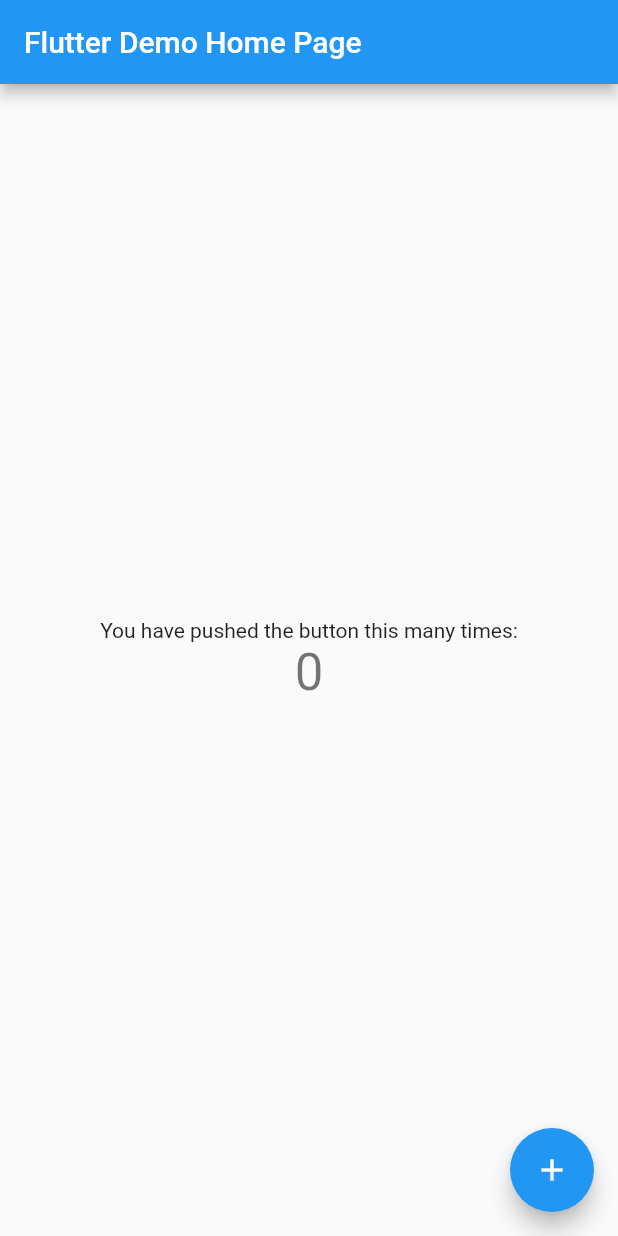
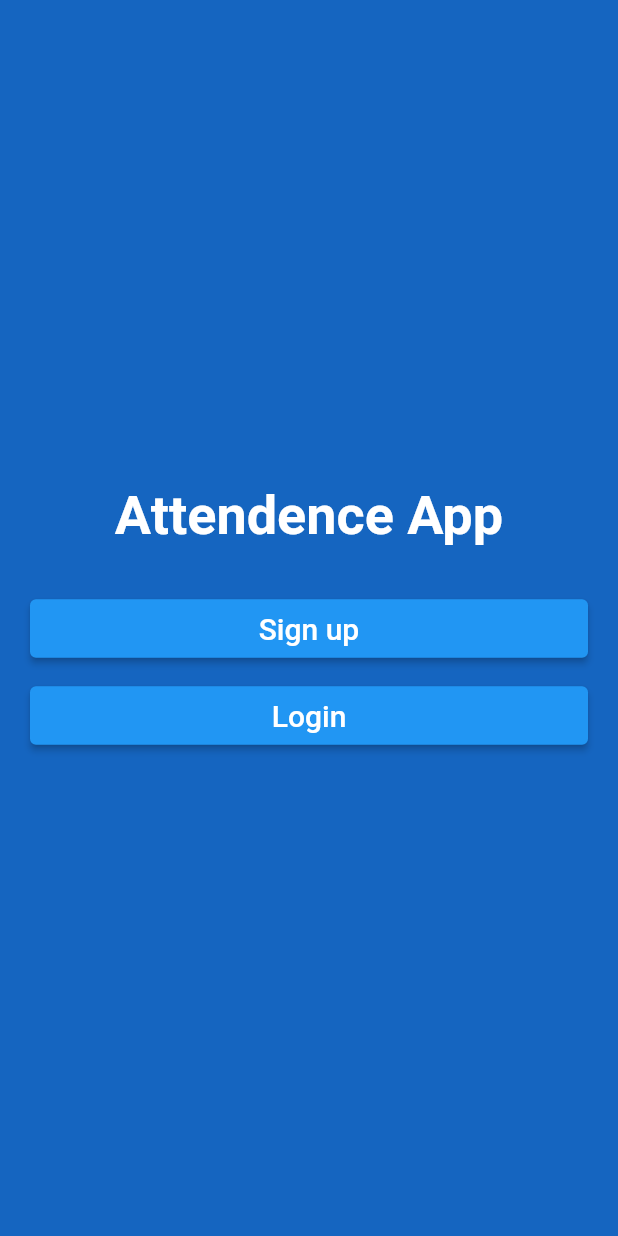
Before and after one commit to kunaldiwakar31/attendence-app, a Flutter app: the screen it shows after launch, on a phone screen of 412 x 824 dp. Run offline on Flutter 3.47's test engine with Material 2 defaults, Android fonts, the light colour scheme and no system bars.

Commit message:
Added Login page

```diff
--- /dev/null
+++ b/lib/login.dart
@@ -0,0 +1,22 @@
+import 'package:flutter/material.dart';
+
+class LoginPage extends StatelessWidget {
+  const LoginPage({Key? key}) : super(key: key);
+
+  @override
+  Widget build(BuildContext context) {
+    return Scaffold(
+        appBar: AppBar(
+          title: const Text('Login Page'),
+        ),
+        body: Column(
+          mainAxisAlignment: MainAxisAlignment.center,
+          children: const [
+            Text(
+              'Login Page',
+              style: TextStyle(color: Colors.blue),
+            )
+          ],
+        ));
+  }
+}
--- a/lib/main.dart
+++ b/lib/main.dart
@@ -1,3 +1,5 @@
+import 'package:attendence_app/login.dart';
+import 'package:flutter/cupertino.dart';
 import 'package:flutter/material.dart';
 
 void main() {
@@ -10,106 +12,75 @@
   // This widget is the root of your application.
   @override
   Widget build(BuildContext context) {
-    return MaterialApp(
-      title: 'Flutter Demo',
-      theme: ThemeData(
-        // This is the theme of your application.
-        //
-        // Try running your application with "flutter run". You'll see the
-        // application has a blue toolbar. Then, without quitting the app, try
-        // changing the primarySwatch below to Colors.green and then invoke
-        // "hot reload" (press "r" in the console where you ran "flutter run",
-        // or simply save your changes to "hot reload" in a Flutter IDE).
-        // Notice that the counter didn't reset back to zero; the application
-        // is not restarted.
-        primarySwatch: Colors.blue,
-      ),
-      home: const MyHomePage(title: 'Flutter Demo Home Page'),
-    );
+    return const MaterialApp(home: HomePage());
   }
 }
 
-class MyHomePage extends StatefulWidget {
-  const MyHomePage({Key? key, required this.title}) : super(key: key);
-
-  // This widget is the home page of your application. It is stateful, meaning
-  // that it has a State object (defined below) that contains fields that affect
-  // how it looks.
-
-  // This class is the configuration for the state. It holds the values (in this
-  // case the title) provided by the parent (in this case the App widget) and
-  // used by the build method of the State. Fields in a Widget subclass are
-  // always marked "final".
-
-  final String title;
-
-  @override
-  State<MyHomePage> createState() => _MyHomePageState();
-}
-
-class _MyHomePageState extends State<MyHomePage> {
-  int _counter = 0;
-
-  void _incrementCounter() {
-    setState(() {
-      // This call to setState tells the Flutter framework that something has
-      // changed in this State, which causes it to rerun the build method below
-      // so that the display can reflect the updated values. If we changed
-      // _counter without calling setState(), then the build method would not be
-      // called again, and so nothing would appear to happen.
-      _counter++;
-    });
-  }
+class HomePage extends StatelessWidget {
+  const HomePage({Key? key}) : super(key: key);
 
   @override
   Widget build(BuildContext context) {
-    // This method is rerun every time setState is called, for instance as done
-    // by the _incrementCounter method above.
-    //
-    // The Flutter framework has been optimized to make rerunning build methods
-    // fast, so that you can just rebuild anything that needs updating rather
-    // than having to individually change instances of widgets.
+    Size size = MediaQuery.of(context).size;
+
+    print(size.height);
     return Scaffold(
-      appBar: AppBar(
-        // Here we take the value from the MyHomePage object that was created by
-        // the App.build method, and use it to set our appbar title.
-        title: Text(widget.title),
-      ),
+      backgroundColor: Colors.blue[800],
       body: Center(
-        // Center is a layout widget. It takes a single child and positions it
-        // in the middle of the parent.
         child: Column(
-          // Column is also a layout widget. It takes a list of children and
-          // arranges them vertically. By default, it sizes itself to fit its
-          // children horizontally, and tries to be as tall as its parent.
-          //
-          // Invoke "debug painting" (press "p" in the console, choose the
-          // "Toggle Debug Paint" action from the Flutter Inspector in Android
-          // Studio, or the "Toggle Debug Paint" command in Visual Studio Code)
-          // to see the wireframe for each widget.
-          //
-          // Column has various properties to control how it sizes itself and
-          // how it positions its children. Here we use mainAxisAlignment to
-          // center the children vertically; the main axis here is the vertical
-          // axis because Columns are vertical (the cross axis would be
-          // horizontal).
           mainAxisAlignment: MainAxisAlignment.center,
-          children: <Widget>[
-            const Text(
-              'You have pushed the button this many times:',
+          children: [
+            const Text('Attendence App',
+                style: TextStyle(
+                    color: Colors.white,
+                    fontSize: 36,
+                    fontWeight: FontWeight.bold)),
+            const SizedBox(height: 30),
+            Row(
+              children: [
+                const SizedBox(width: 20),
+                Expanded(
+                  child: ElevatedButton(
+                      onPressed: () {},
+                      child: const Padding(
+                        padding: EdgeInsets.all(8.0),
+                        child: Text(
+                          'Sign up',
+                          style: TextStyle(
+                              fontSize: 20, fontStyle: FontStyle.normal),
+                        ),
+                      )),
+                ),
+                const SizedBox(width: 20),
+              ],
             ),
-            Text(
-              '$_counter',
-              style: Theme.of(context).textTheme.headline4,
+            const SizedBox(height: 10),
+            Row(
+              children: [
+                const SizedBox(width: 20),
+                Expanded(
+                  child: ElevatedButton(
+                      onPressed: () {
+                        Navigator.push(
+                            context,
+                            MaterialPageRoute(
+                                builder: (context) => const LoginPage()));
+                      },
+                      child: const Padding(
+                        padding: EdgeInsets.all(8.0),
+                        child: Text(
+                          'Login',
+                          style: TextStyle(
+                              fontSize: 20, fontStyle: FontStyle.normal),
+                        ),
+                      )),
+                ),
+                const SizedBox(width: 20),
+              ],
             ),
           ],
         ),
       ),
-      floatingActionButton: FloatingActionButton(
-        onPressed: _incrementCounter,
-        tooltip: 'Increment',
-        child: const Icon(Icons.add),
-      ), // This trailing comma makes auto-formatting nicer for build methods.
     );
   }
 }
```
